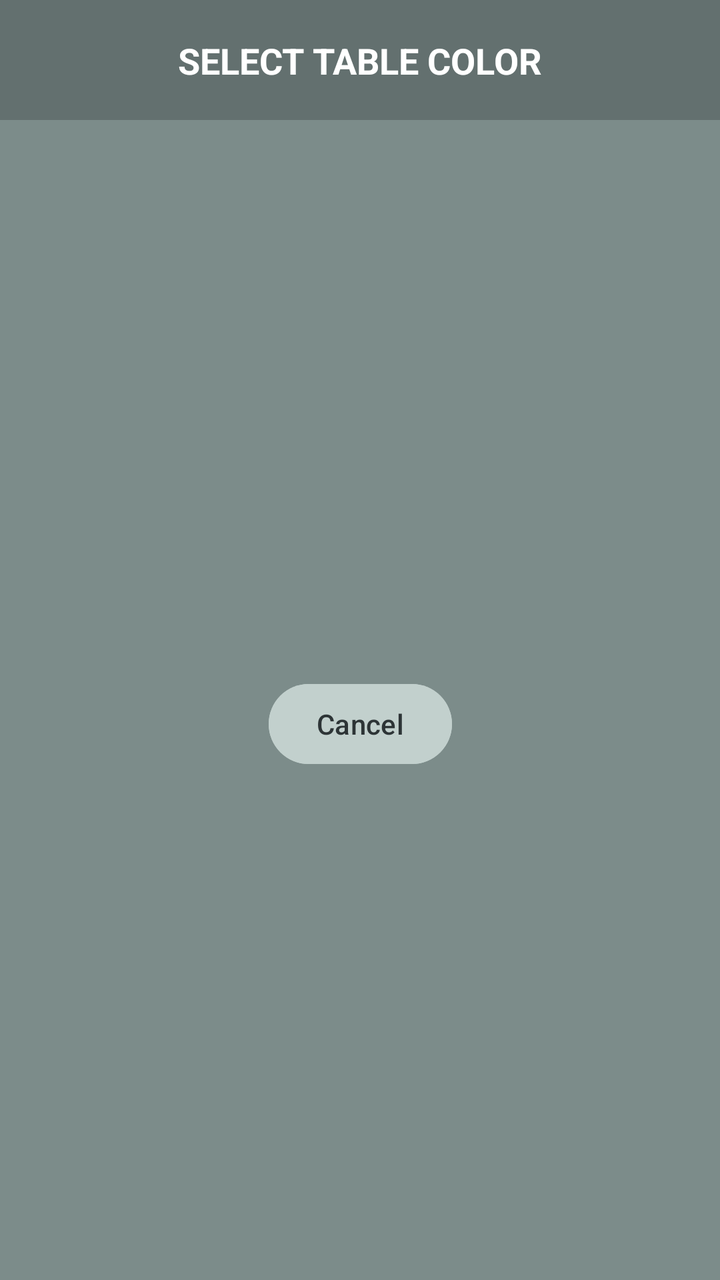
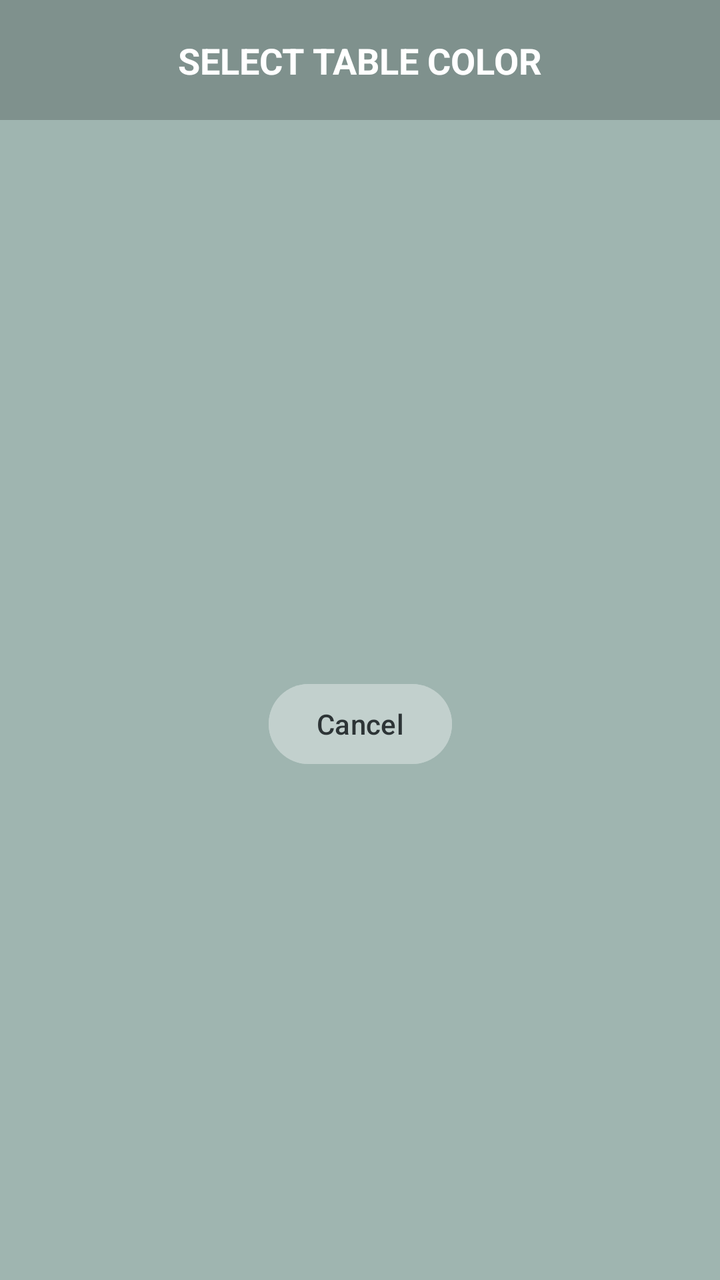

The first picture is an Android layout as it rendered before a commit; the second is the same layout after the commit. The layout source and the unified diff follow.
<!-- AndroidManifest.xml: application theme Theme.SolitaireGame -->
<!-- res/layout/dialog_color_picker.xml -->
<?xml version="1.0" encoding="utf-8"?>
<androidx.constraintlayout.widget.ConstraintLayout xmlns:android="http://schemas.android.com/apk/res/android"
    android:id="@+id/colorPickerRoot"
    android:layout_width="match_parent"
    android:layout_height="wrap_content"
    xmlns:app="http://schemas.android.com/apk/res-auto"
    android:background="#BF9fb5b0"
    android:padding="0dp">

    <View
        android:id="@+id/titleBg"
        android:layout_width="0dp"
        android:layout_height="60dp"
        android:background="#33000000"
        app:layout_constraintTop_toTopOf="parent"
        app:layout_constraintStart_toStartOf="parent"
        app:layout_constraintEnd_toEndOf="parent" />

    <TextView
        android:layout_width="wrap_content"
        android:layout_height="wrap_content"
        android:text="SELECT TABLE COLOR"
        android:textColor="#FFFFFF"
        android:textSize="18sp"
        android:textStyle="bold"
        app:layout_constraintTop_toTopOf="@id/titleBg"
        app:layout_constraintBottom_toBottomOf="@id/titleBg"
        app:layout_constraintStart_toStartOf="parent"
        app:layout_constraintEnd_toEndOf="parent"/>

    <androidx.core.widget.NestedScrollView
        android:layout_width="0dp"
        android:layout_height="0dp"
        app:layout_constrainedHeight="true"
        app:layout_constraintTop_toBottomOf="@id/titleBg"
        app:layout_constraintBottom_toBottomOf="parent"
        app:layout_constraintStart_toStartOf="parent"
        app:layout_constraintEnd_toEndOf="parent"
        app:layout_constraintHeight_max="450dp"
        app:layout_constraintHeight_default="wrap">

        <androidx.constraintlayout.widget.ConstraintLayout
            android:layout_width="match_parent"
            android:layout_height="wrap_content">

            <androidx.recyclerview.widget.RecyclerView
                android:id="@+id/colorRecyclerView"
                android:layout_width="0dp"
                android:layout_height="wrap_content"
                android:padding="16dp"
                app:layout_constraintTop_toTopOf="parent"
                app:layout_constraintStart_toStartOf="parent"
                app:layout_constraintEnd_toEndOf="parent"
                app:layout_constraintHeight_max="350dp"
                app:layout_constrainedHeight="true"/>

            <Button
                android:id="@+id/btnCancel"
                android:layout_width="wrap_content"
                android:layout_height="wrap_content"
                android:text="Cancel"
                android:layout_marginTop="16dp"
                android:layout_marginBottom="24dp"
                android:backgroundTint="#c2d0cd"
                android:textColor="#2d3436"
                android:textAllCaps="false"
                app:layout_constraintTop_toBottomOf="@id/colorRecyclerView"
                app:layout_constraintStart_toStartOf="parent"
                app:layout_constraintEnd_toEndOf="parent"
                app:layout_constraintBottom_toBottomOf="parent"/>

        </androidx.constraintlayout.widget.ConstraintLayout>
    </androidx.core.widget.NestedScrollView>

</androidx.constraintlayout.widget.ConstraintLayout>
<!-- resources referenced by this layout -->
<resources>
  <style name="Theme.SolitaireGame" parent="Theme.Material3.Dark.NoActionBar">
          
          <item name="colorPrimary">@color/purple_500</item>
          <item name="colorPrimaryVariant">@color/purple_700</item>
          <item name="colorOnPrimary">@color/white</item>
          
          <item name="colorSecondary">@color/teal_200</item>
          <item name="colorSecondaryVariant">@color/teal_700</item>
          <item name="colorOnSecondary">@color/black</item>
          
          <item name="android:statusBarColor">@color/black</item>
          
          <item name="floatingActionButtonStyle">@style/FabStyle</item>
      </style>
  <color name="purple_500">#FF6200EE</color>
  <color name="purple_700">#FF3700B3</color>
  <color name="white">#FFFFFFFF</color>
  <color name="teal_200">#FF03DAC5</color>
  <color name="teal_700">#FF018786</color>
  <color name="black">#FF000000</color>
  <style name="FabStyle" parent="Widget.MaterialComponents.FloatingActionButton">
          <item name="backgroundTint">@color/black</item>
          <item name="tint">@android:color/white</item>
          <item name="elevation">8dp</item>
          <item name="hoveredFocusedTranslationZ">12dp</item>
          <item name="pressedTranslationZ">8dp</item>
          <item name="shapeAppearance">@style/FabShapeAppearance</item>
      </style>
  <style name="FabShapeAppearance" parent="ShapeAppearance.MaterialComponents.SmallComponent">
          <item name="cornerFamily">rounded</item>
          <item name="cornerSize">50%</item>
      </style>
</resources>

<!-- the commit's change to res/layout/dialog_color_picker.xml (unified diff, before → after) -->
@@ -4,7 +4,7 @@
     android:layout_width="match_parent"
     android:layout_height="wrap_content"
     xmlns:app="http://schemas.android.com/apk/res-auto"
-    android:background="#BF9fb5b0"
+    android:background="#9fb5b0"
     android:padding="0dp">
 
     <View
